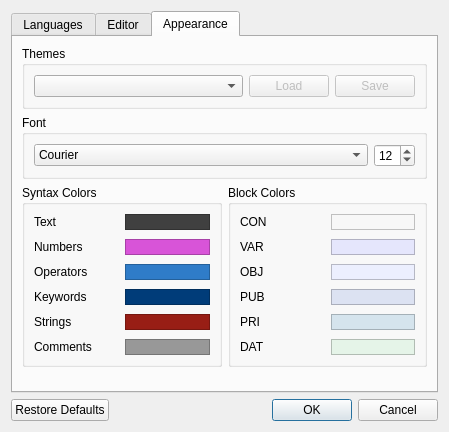
parallaxinc/PropellerIDE, file src/propelleride/forms/preferences.ui: the form before one commit.
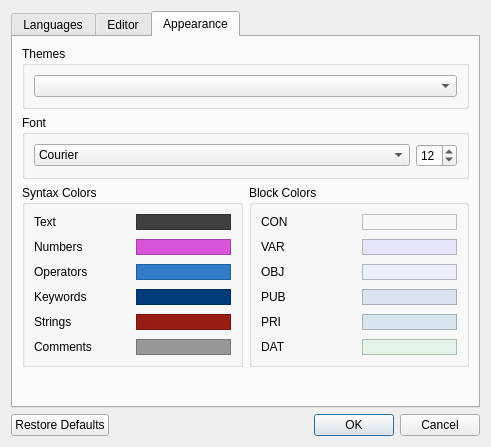
The form after the commit. Icons and pictures are not drawn. Custom widgets are drawn as their Qt base class.

Commit message:
Appearance tab is fully functional
- Adjust font size from Appearance tab
- Properly load themes on startup and restore
- Fix invalid state when cancelling freshly loaded theme

(IDE-71, IDE-115, IDE-47)

The edit to the form file:
```diff
--- a/src/propelleride/forms/preferences.ui
+++ b/src/propelleride/forms/preferences.ui
@@ -6,8 +6,8 @@
    <rect>
     <x>0</x>
     <y>0</y>
-    <width>449</width>
-    <height>432</height>
+    <width>491</width>
+    <height>447</height>
    </rect>
   </property>
   <property name="windowTitle">
@@ -210,26 +210,6 @@
             </property>
            </widget>
           </item>
-          <item>
-           <widget class="QPushButton" name="loadTheme">
-            <property name="enabled">
-             <bool>false</bool>
-            </property>
-            <property name="text">
-             <string>Load</string>
-            </property>
-           </widget>
-          </item>
-          <item>
-           <widget class="QPushButton" name="saveTheme">
-            <property name="enabled">
-             <bool>false</bool>
-            </property>
-            <property name="text">
-             <string>Save</string>
-            </property>
-           </widget>
-          </item>
          </layout>
         </widget>
        </item>
@@ -250,6 +230,9 @@
             <property name="editable">
              <bool>false</bool>
             </property>
+            <property name="currentText">
+             <string>Andale Mono</string>
+            </property>
             <property name="fontFilters">
              <set>QFontComboBox::MonospacedFonts</set>
             </property>
@@ -264,7 +247,7 @@
              <number>6</number>
             </property>
             <property name="maximum">
-             <number>72</number>
+             <number>96</number>
             </property>
             <property name="value">
              <number>12</number>
```
Left out of the diff: 14 changed lines with no effect on the pictures. The commit also changes 6 other files.
